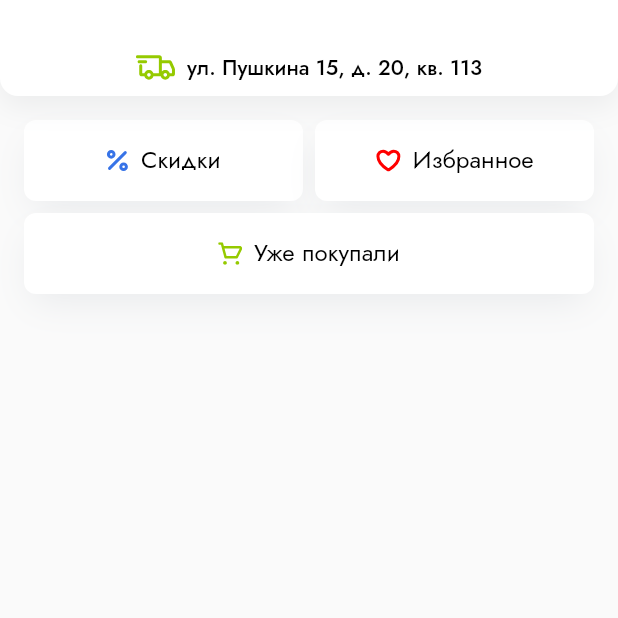
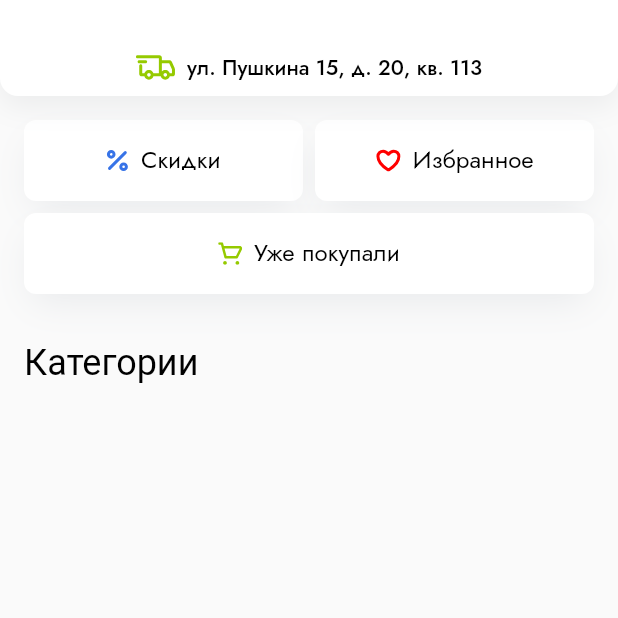
Before and after one commit to abezuglova/shop_app, a Flutter app: the screen it shows after launch, on a phone screen of 412 x 824 dp, the top half of it. Run offline on Flutter 3.47's test engine with Material 2 defaults, Android fonts, the phone set to English and light mode, and no system bars; our stand-ins replace flutter_svg, freezed_annotation, google_fonts, smooth_page_indicator; generated files the repository leaves out were written again.

Commit message:
category widget added

```diff
--- a/lib/presentation/pages/catalog_page/screens/catalog_screen.dart
+++ b/lib/presentation/pages/catalog_page/screens/catalog_screen.dart
@@ -1,4 +1,5 @@
 import 'package:flutter/material.dart';
+import 'package:third_task/presentation/assets/app_fonts.dart';
 import 'package:third_task/presentation/pages/catalog_page/widgets/sections_widget.dart';
 
 class CatalogScreen extends StatelessWidget {
@@ -7,10 +8,29 @@ class CatalogScreen extends StatelessWidget {
   @override
   Widget build(BuildContext context) {
     return ListView(
-      padding: const EdgeInsets.all(16),
       children: [
-        SectionsWidget(),
-        SizedBox(height: 16),
+        const SectionsWidget(),
+        const SizedBox(height: 16),
+        Padding(
+          padding: const EdgeInsets.symmetric(
+            horizontal: 16,
+          ),
+          child: Text(
+            'Категории',
+            style: AppFonts.yesevaRegular24,
+          ),
+        ),
+        Padding(
+          padding: const EdgeInsets.all(16),
+          child: GridView.count(
+            crossAxisCount: 2,
+            crossAxisSpacing: 16,
+            mainAxisSpacing: 16,
+            physics: const NeverScrollableScrollPhysics(),
+            shrinkWrap: true,
+            children: [],
+          ),
+        ),
       ],
     );
   }
--- a/lib/presentation/pages/catalog_page/widgets/sections_widget.dart
+++ b/lib/presentation/pages/catalog_page/widgets/sections_widget.dart
@@ -24,7 +24,7 @@ class SectionsWidget extends StatelessWidget {
       ],
     );
     return Padding(
-      padding: const EdgeInsets.only(bottom: 16),
+      padding: const EdgeInsets.all(16),
       child: Column(
         children: [
           Row(
```
Also changed, not shown: lib/presentation/pages/catalog_page/widgets/category_widget.dart (added, +61 -0 lines).
